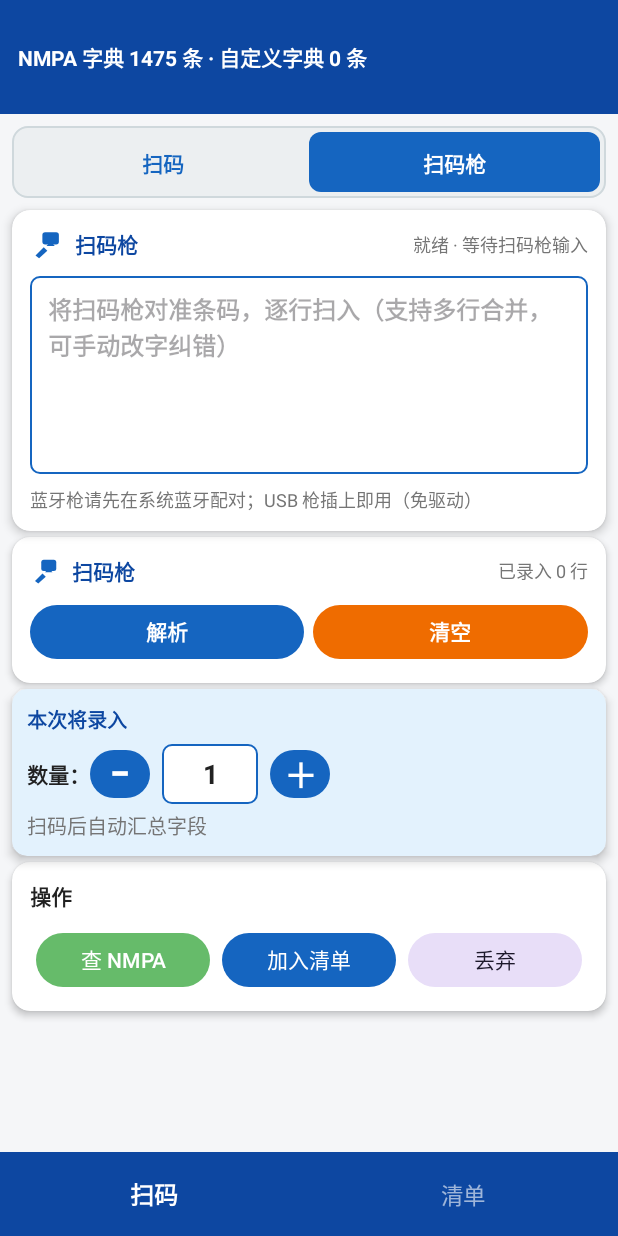
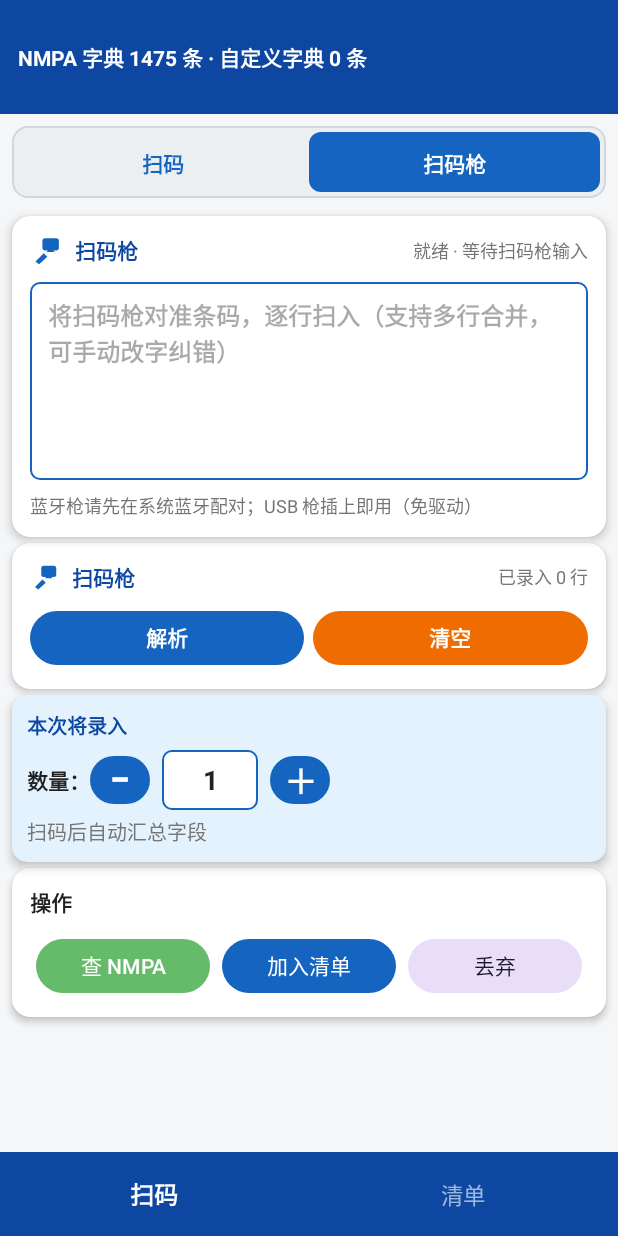
Before and after one commit to xiaobaidian/hospital-udi-scan, an Android app: the screen it shows after launch (MainActivity), after a tap on "扫码枪", on a phone screen of 412 x 824 dp. Run offline under Robolectric (Android 15) with nearby library versions, the light colour scheme and no system bars; libraries missing offline, so code that uses them is left out: com.journeyapps.barcodescanner; plain views replace DecoratedBarcodeView; 5 statements that could not run were skipped.

Commit message:
fix: 扫码枪输入框点击可弹键盘(onTouch显式showSoftInput)；扫码页改相机框固定+信息区NestedScrollView占位式显隐(修复卡片被挤出/覆盖感)

```diff
--- a/app/src/main/java/com/hospital/udiscan/ScanFragment.kt
+++ b/app/src/main/java/com/hospital/udiscan/ScanFragment.kt
@@ -233,7 +233,16 @@ class ScanFragment : Fragment() {
 
         // 扫码枪接收框：HID 键盘把 GS1 码当快速键盘输入逐字敲入，通常一次扫入一行（以回车结尾）。
         // 多行可编辑：支持同一产品两行条码分两次扫、手动改字纠错；去抖 500ms 后自动重新解析。
+        // 软键盘策略：扫描枪是物理 HID 输入，默认不自动弹软键盘（showSoftInputOnFocus=false），
+        // 避免遮挡扫码；但允许用户【点击输入框】手动弹键盘改字纠错（见 onTouch 显式 showSoftInput）。
         etGunInput.showSoftInputOnFocus = false
+        etGunInput.setOnTouchListener { _, _ ->
+            if (!etGunInput.isFocused) etGunInput.requestFocus()
+            val imm = requireContext()
+                .getSystemService(android.content.Context.INPUT_METHOD_SERVICE) as InputMethodManager
+            imm.showSoftInput(etGunInput, InputMethodManager.SHOW_IMPLICIT)
+            false
+        }
         etGunInput.addTextChangedListener(object : TextWatcher {
             override fun beforeTextChanged(s: CharSequence?, start: Int, count: Int, after: Int) {}
             override fun onTextChanged(s: CharSequence?, start: Int, before: Int, count: Int) {}
--- a/app/src/main/res/layout/fragment_scan.xml
+++ b/app/src/main/res/layout/fragment_scan.xml
@@ -7,7 +7,7 @@
     android:background="@color/bg"
     android:fitsSystemWindows="true">
 
-    <!-- 模式切换：扫码 | 扫码枪 -->
+    <!-- 模式切换：扫码 | 扫码枪（固定顶部，不随信息区滚动） -->
     <LinearLayout
         android:id="@+id/mode_toggle"
         android:layout_width="match_parent"
@@ -54,7 +54,7 @@
             android:textColor="@color/primary" />
     </LinearLayout>
 
-    <!-- 扫码取景（下移 12dp，与顶部切换条留间距，避免贴边） -->
+    <!-- 扫码取景（固定顶部，下移 12dp 与切换条留间距；不随信息区滚动） -->
     <FrameLayout
         android:id="@+id/frame_camera"
         android:layout_width="match_parent"
@@ -103,7 +103,7 @@
 
             <View
                 android:layout_width="match_parent"
-                android:layout_height=" 0dp"
+                android:layout_height="0dp"
                 android:layout_weight="1" />
         </LinearLayout>
 
@@ -120,6 +120,21 @@
             android:textStyle="bold"
             android:visibility="gone" />
     </FrameLayout>
+
+    <!-- 信息区：相机框固定在上，本区占满剩余高度并随内容滚动（占位式 GONE/VISIBLE 显隐，不覆盖） -->
+    <androidx.core.widget.NestedScrollView
+        android:id="@+id/scroll_info"
+        android:layout_width="match_parent"
+        android:layout_height="0dp"
+        android:layout_weight="1"
+        android:fillViewport="true">
+
+        <LinearLayout
+            android:layout_width="match_parent"
+            android:layout_height="wrap_content"
+            android:orientation="vertical"
+            android:paddingTop="4dp"
+            android:animateLayoutChanges="true">
 
             <!-- 扫码枪输入卡（仅扫码枪模式显示） -->
             <androidx.cardview.widget.CardView
@@ -353,6 +368,7 @@
 
             <!-- 「本次将录入」实时预览卡（紧凑，字段分行，保留浅蓝底） -->
             <androidx.cardview.widget.CardView
+                android:id="@+id/card_preview"
                 android:layout_width="match_parent"
                 android:layout_height="wrap_content"
                 android:layout_marginStart="8dp"
@@ -645,5 +661,7 @@
                     </LinearLayout>
                 </LinearLayout>
             </androidx.cardview.widget.CardView>
+        </LinearLayout>
+    </androidx.core.widget.NestedScrollView>
 
 </LinearLayout>
```
Lines whose indentation alone changed are shown as unchanged.
